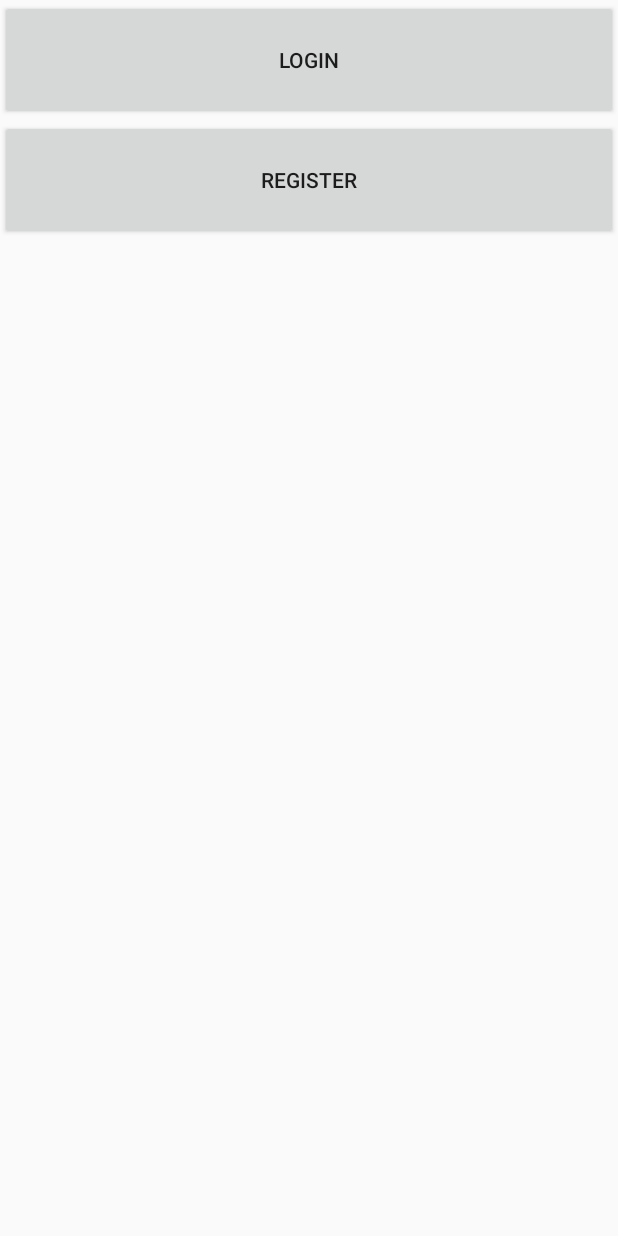
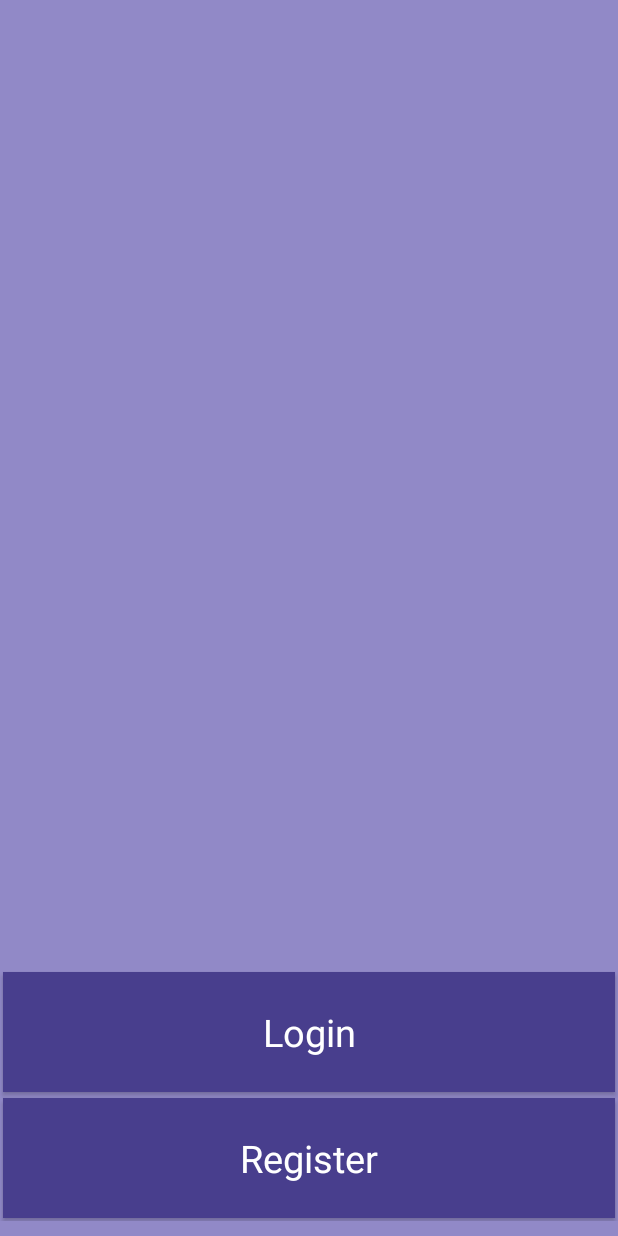
Before and after one commit to sindrip/clonechat-android, an Android app: the AuthenticationActivity screen opened directly, with no data from a screen before it, on a phone screen of 412 x 824 dp. Run offline under Robolectric (Android 15) with nearby library versions, the phone set to English and light mode, and no system bars; our stand-ins replace Dagger/Hilt's generated code, data binding.

Commit message:
welcome screen, register and login layout

```diff
--- a/app/src/main/AndroidManifest.xml
+++ b/app/src/main/AndroidManifest.xml
@@ -22,9 +22,11 @@
             </intent-filter>
         </activity>
 
-        <activity android:name=".ui.authentication.AuthenticationActivity" />
+        <activity android:name=".ui.main.MainActivity" />
 
-        <activity android:name=".ui.main.MainActivity" />
+        <activity android:name=".ui.authentication.AuthenticationActivity"
+            android:screenOrientation="portrait"/>
+
 
     </application>
 
--- a/app/src/main/res/layout/fragment_welcome.xml
+++ b/app/src/main/res/layout/fragment_welcome.xml
@@ -12,17 +12,18 @@
     <LinearLayout
         android:layout_width="match_parent"
         android:layout_height="match_parent"
-        android:orientation="vertical" >
+        android:orientation="vertical"
+        android:background="@color/colorPrimary"
+        android:gravity="bottom"
+        android:paddingBottom="10dp">
 
         <Button
-            android:layout_width="match_parent"
-            android:layout_height="80dp"
+            style="@style/BigButton"
             android:text="Login"
-            android:onClick="@{() -> viewModel.getNavigator().goToLogin()}"/>
+            android:onClick="@{() -> viewModel.getNavigator().goToLogin()}" />
         <Button
-            android:layout_width="match_parent"
-            android:layout_height="80dp"
+            style="@style/BigButton"
             android:text="Register"
-            android:onClick='@{() -> viewModel.getNavigator().goToRegister()}'/>
+            android:onClick='@{() -> viewModel.getNavigator().goToRegister()}' />
     </LinearLayout>
 </layout>
--- a/app/src/main/res/values/colors.xml
+++ b/app/src/main/res/values/colors.xml
@@ -3,4 +3,6 @@
     <color name="colorPrimary">#9189C7</color>
     <color name="colorPrimaryDark">#9189C7</color>
     <color name="colorAccent">#483E8D</color>
+    <color name="colorWhite">#ffffff</color>
+    <color name="colorGrayDark">#333333</color>
 </resources>
--- a/app/src/main/res/values/styles.xml
+++ b/app/src/main/res/values/styles.xml
@@ -12,4 +12,23 @@
         <item name="android:windowBackground">@drawable/splash_background</item>
     </style>
 
+    <style name="BigButton" parent="Theme.AppCompat.NoActionBar">
+        <item name="android:background">@color/colorAccent</item>
+        <item name="android:textColor">@color/colorWhite</item>
+        <item name="android:layout_margin">2dp</item>
+        <item name="android:padding">5dp</item>
+        <item name="android:textSize">25sp</item>
+        <item name="android:layout_width">match_parent</item>
+        <item name="android:layout_height">80dp</item>
+    </style>
+
+    <style name="InputField" parent="Theme.AppCompat.NoActionBar">
+        <item name="android:padding">5dp</item>
+        <item name="android:layout_width">match_parent</item>
+        <item name="android:layout_height">60dp</item>
+        <item name="android:singleLine">true</item>
+        <item name="android:textColorHint">@color/colorGrayDark</item>
+        <item name="android:textSize">16sp</item>
+    </style>
+
 </resources>
```
Also changed, not shown: app/src/main/res/layout/fragment_login.xml (+6 -25 lines), app/src/main/res/layout/fragment_register.xml (+8 -26 lines).
